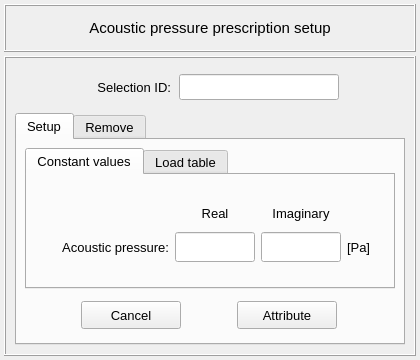
Old version of the form pulse/interface/data/ui_files/model/setup/acoustic/acoustic_pressure_input.ui in the repository open-pulse/OpenPulse.
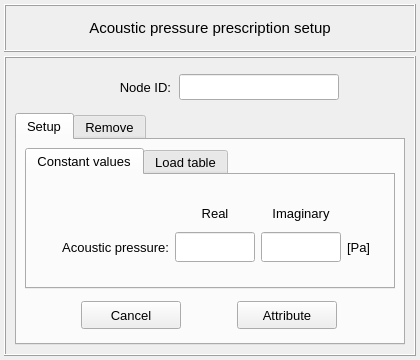
New version of the form.

The edit to the form file:
```diff
--- a/pulse/interface/data/ui_files/model/setup/acoustic/acoustic_pressure_input.ui
+++ b/pulse/interface/data/ui_files/model/setup/acoustic/acoustic_pressure_input.ui
@@ -243,7 +243,7 @@
             </font>
            </property>
            <property name="text">
-            <string>Selection ID:</string>
+            <string>Node ID:</string>
            </property>
            <property name="alignment">
             <set>Qt::AlignRight|Qt::AlignTrailing|Qt::AlignVCenter</set>
```
Left out of the diff: 2 changed lines with no effect on the pictures.
